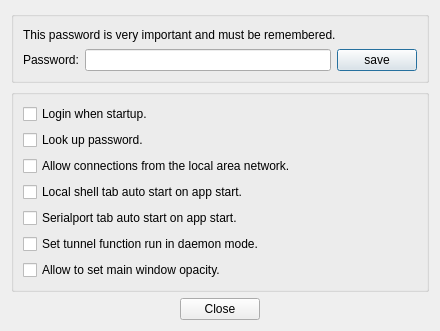
The window that woterm/qwoadmindialog.ui (aoyiduo/woterm) describes before a commit, drawn with Qt 5.
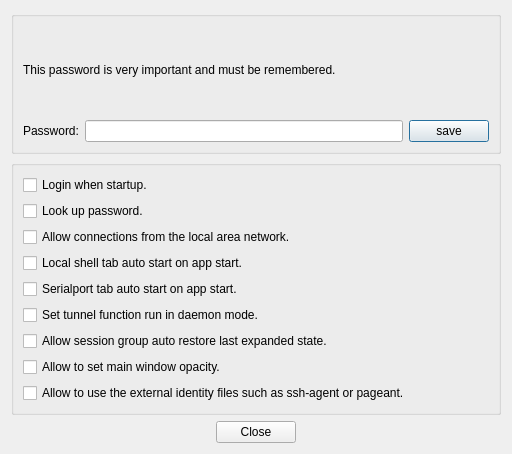
The same window after the commit. Icons and pictures are not drawn.

Commit message: v9.28.6 [SSH]优化连接方式，使其自动识别身份文件，及支持多个密钥来源包括SSH-Agent。 [RDP]增加自动重连的特性。 [TERM]修复远程会话字体不是UTF8字体时，多国字体输入法会导致乱码问题。 [RLogin和Telnet]移除QWoLoadingWidget的相关影响，使其与SSH一致。 [Tunnel]增加会话复用开关，允许用户根据实际情况调整参数。 [SHELL]修复本地终端退出没有提示的缺陷。

Patch:
```diff
--- a/woterm/qwoadmindialog.ui
+++ b/woterm/qwoadmindialog.ui
@@ -6,8 +6,8 @@
    <rect>
     <x>0</x>
     <y>0</y>
-    <width>440</width>
-    <height>331</height>
+    <width>512</width>
+    <height>454</height>
    </rect>
   </property>
   <property name="windowTitle">
@@ -123,6 +123,13 @@
           </property>
          </widget>
         </item>
+        <item>
+         <widget class="QCheckBox" name="chkGroupExpand">
+          <property name="text">
+           <string>Allow session group auto restore last expanded state.</string>
+          </property>
+         </widget>
+        </item>
         <item>
          <widget class="QCheckBox" name="chkOpacity">
           <property name="text">
@@ -130,6 +137,13 @@
           </property>
          </widget>
         </item>
+        <item>
+         <widget class="QCheckBox" name="chkSshAgent">
+          <property name="text">
+           <string>Allow to use the external identity files such as ssh-agent or pageant.</string>
+          </property>
+         </widget>
+        </item>
        </layout>
       </widget>
      </item>
```
The commit also changes 45 other files.
